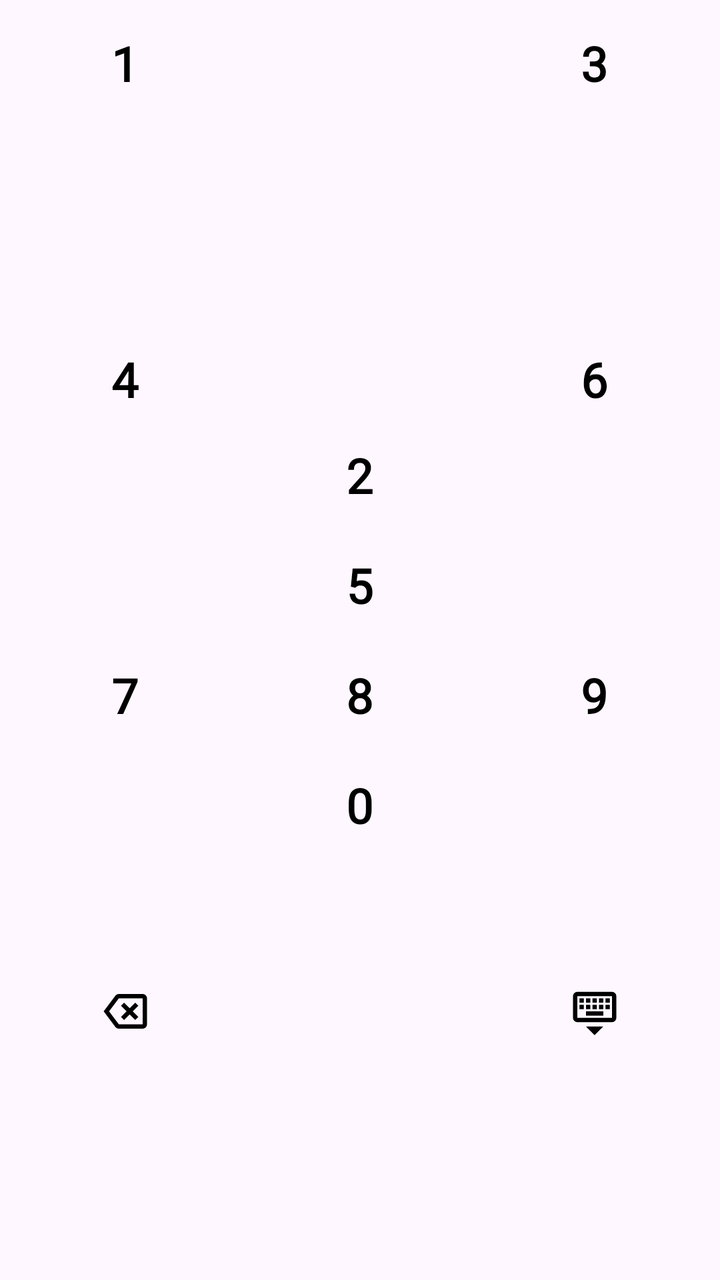
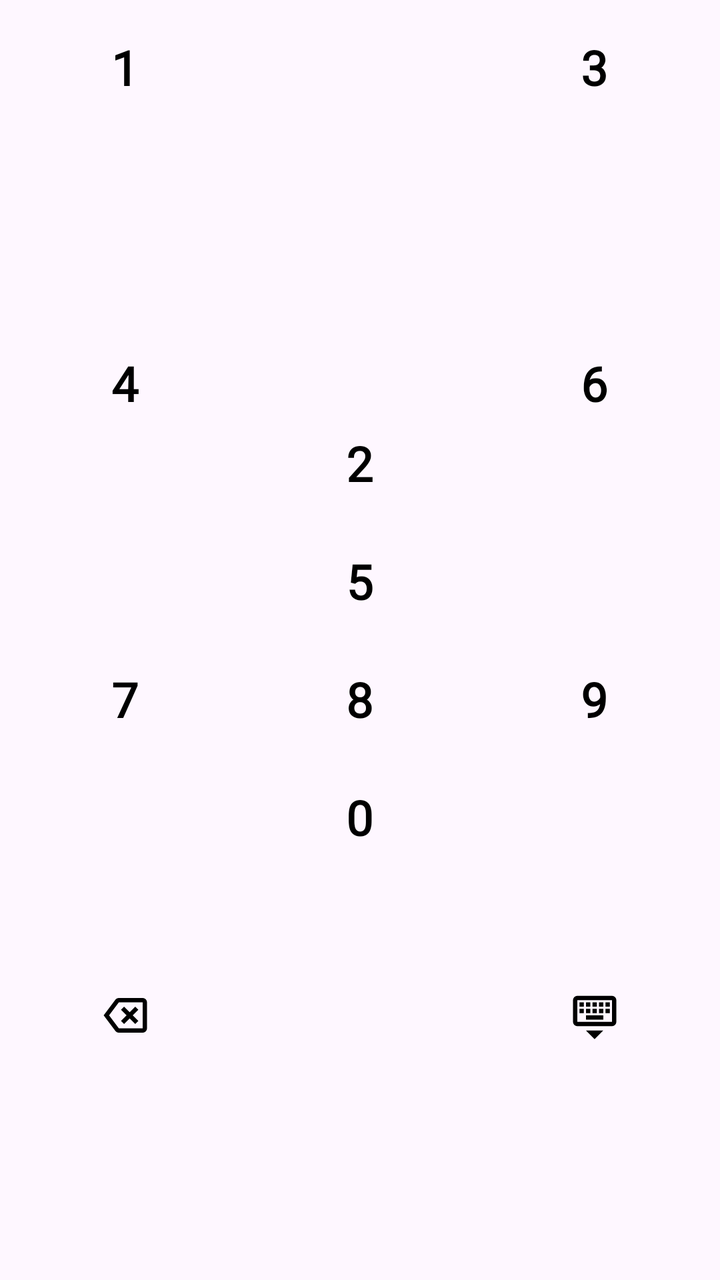

Compare the two renders of this Android layout. The source of the first and the diff that turns it into the second are given below.
<!-- AndroidManifest.xml: application theme Theme.NewMyOffer -->
<!-- res/layout/keyboard_item.xml -->
<?xml version="1.0" encoding="utf-8"?>
<LinearLayout xmlns:android="http://schemas.android.com/apk/res/android"
    xmlns:app="http://schemas.android.com/apk/res-auto"
    android:layout_width="match_parent"
    android:layout_height="wrap_content"
    android:orientation="horizontal"
    android:gravity="center"
    android:weightSum="3"
    android:padding="4dp">

    
    <LinearLayout
        android:gravity="center"
        android:layout_width="0dp"
        android:layout_height="match_parent"
        android:layout_weight="1"
        android:orientation="vertical"
        android:weightSum="4">

        <FrameLayout
            android:layout_width="wrap_content"
            android:layout_height="0dp"
            android:layout_weight="1">

            <Button
                android:id="@+id/btn1"
                style="@style/_keyboard"
                android:padding="@dimen/_3dp"
                android:layout_width="@dimen/_55dp"
                android:layout_height="@dimen/_55dp"
                android:background="@drawable/keyboard_button_ripple_effect"
                android:text="1" />
        </FrameLayout>

        <FrameLayout
            android:layout_width="wrap_content"
            android:layout_height="0dp"
            android:layout_weight="1">

            <Button
                android:id="@+id/btn4"
                android:padding="@dimen/_3dp"
                style="@style/_keyboard"
                android:layout_width="@dimen/_55dp"
                android:layout_height="@dimen/_55dp"
                android:background="@drawable/keyboard_button_ripple_effect"
                android:text="4" />
        </FrameLayout>

        <FrameLayout
            android:layout_width="wrap_content"
            android:layout_height="0dp"
            android:layout_weight="1">

            <Button
                android:id="@+id/btn7"
                android:padding="@dimen/_3dp"
                style="@style/_keyboard"
                android:layout_width="@dimen/_55dp"
                android:layout_height="@dimen/_55dp"
                android:background="@drawable/keyboard_button_ripple_effect"
                android:text="7" />
        </FrameLayout>

        <FrameLayout
            android:layout_width="wrap_content"
            android:layout_height="0dp"
            android:layout_weight="1">

            <ImageButton
                android:padding="@dimen/_3dp"
                android:src="@drawable/backspace_24dp"
                android:id="@+id/btnDelete"
                style="@style/_keyboard"
                android:layout_width="@dimen/_55dp"
                android:layout_height="@dimen/_55dp"
                android:background="@drawable/keyboard_button_ripple_effect"
                android:text="⌫" />
        </FrameLayout>

    </LinearLayout>

    
    <LinearLayout
        android:gravity="center"
        android:layout_width="0dp"
        android:layout_height="wrap_content"
        android:layout_weight="1"
        android:orientation="vertical"
        android:weightSum="4">

        <FrameLayout
            android:layout_width="wrap_content"
            android:layout_height="0dp"
            android:layout_weight="1">

            <Button
                android:id="@+id/btn2"
                style="@style/_keyboard"
                android:layout_width="@dimen/_55dp"
                android:layout_height="@dimen/_55dp"
                android:padding="@dimen/_3dp"
                android:background="@drawable/keyboard_button_ripple_effect"
                android:text="2" />
        </FrameLayout>

        <FrameLayout
            android:layout_width="wrap_content"
            android:layout_height="0dp"
            android:layout_weight="1">

            <Button
                android:id="@+id/btn5"
                style="@style/_keyboard"
                android:padding="@dimen/_3dp"
                android:layout_width="@dimen/_55dp"
                android:layout_height="@dimen/_55dp"
                android:background="@drawable/keyboard_button_ripple_effect"
                android:text="5" />
        </FrameLayout>

        <FrameLayout
            android:layout_width="wrap_content"
            android:layout_height="0dp"
            android:layout_weight="1">

            <Button
                android:id="@+id/btn8"
                android:padding="@dimen/_3dp"
                style="@style/_keyboard"
                android:layout_width="@dimen/_55dp"
                android:layout_height="@dimen/_55dp"
                android:background="@drawable/keyboard_button_ripple_effect"
                android:text="8" />
        </FrameLayout>

        <FrameLayout
            android:layout_width="wrap_content"
            android:layout_height="0dp"
            android:layout_weight="1">

            <Button
                android:id="@+id/btn0"
                style="@style/_keyboard"
                android:padding="@dimen/_3dp"
                android:layout_width="@dimen/_55dp"
                android:layout_height="@dimen/_55dp"
                android:background="@drawable/keyboard_button_ripple_effect"
                android:text="0" />
        </FrameLayout>

    </LinearLayout>

    
    <LinearLayout
        android:gravity="center"
        android:layout_width="0dp"
        android:layout_height="match_parent"
        android:layout_weight="1"
        android:orientation="vertical"
        android:weightSum="4">

        <FrameLayout
            android:layout_width="wrap_content"
            android:layout_height="0dp"
            android:layout_weight="1">

            <Button
                android:id="@+id/btn3"
                style="@style/_keyboard"
                android:padding="@dimen/_3dp"
                android:layout_width="@dimen/_55dp"
                android:layout_height="@dimen/_55dp"
                android:background="@drawable/keyboard_button_ripple_effect"
                android:text="3" />
        </FrameLayout>

        <FrameLayout
            android:layout_width="wrap_content"
            android:layout_height="0dp"
            android:layout_weight="1">

            <Button
                android:id="@+id/btn6"
                style="@style/_keyboard"
                android:layout_width="@dimen/_55dp"
                android:layout_height="@dimen/_55dp"
                android:padding="@dimen/_3dp"
                android:background="@drawable/keyboard_button_ripple_effect"
                android:text="6" />
        </FrameLayout>

        <FrameLayout
            android:layout_width="wrap_content"
            android:layout_height="0dp"
            android:layout_weight="1">

            <Button
                android:id="@+id/btn9"
                style="@style/_keyboard"
                android:padding="@dimen/_3dp"
                android:layout_width="@dimen/_55dp"
                android:layout_height="@dimen/_55dp"
                android:background="@drawable/keyboard_button_ripple_effect"
                android:text="9" />
        </FrameLayout>

        <FrameLayout
            android:layout_width="wrap_content"
            android:layout_height="0dp"
            android:layout_weight="1">

            <ImageButton
                android:id="@+id/btnSubmit"
                style="@style/_keyboard"
                android:layout_width="@dimen/_55dp"
                android:layout_height="@dimen/_55dp"
                android:padding="@dimen/_3dp"
                android:src="@drawable/keyboard_hide_26dp"
                android:background="@drawable/keyboard_button_ripple_effect"
                android:text="✓"
                app:tint="@color/black" />


        </FrameLayout>

    </LinearLayout>

</LinearLayout>
<!-- resources referenced by this layout -->
<resources>
  <color name="black">#FF000000</color>
  <dimen name="_3dp">3.0dp</dimen>
  <dimen name="_55dp">55.0dp</dimen>
  <!-- drawable backspace_24dp (drawable) -->
  <vector xmlns:android="http://schemas.android.com/apk/res/android"
      android:width="26dp"
      android:height="26dp"
      android:viewportWidth="960"
      android:viewportHeight="960">
    <path
        android:pathData="m456,640 l104,-104 104,104 56,-56 -104,-104 104,-104 -56,-56 -104,104 -104,-104 -56,56 104,104 -104,104 56,56ZM360,800q-19,0 -36,-8.5T296,768L80,480l216,-288q11,-15 28,-23.5t36,-8.5h440q33,0 56.5,23.5T880,240v480q0,33 -23.5,56.5T800,800L360,800ZM180,480l180,240h440v-480L360,240L180,480ZM580,480Z"
        android:fillColor="#000000"/>
  </vector>
  <!-- drawable keyboard_button_ripple_effect (drawable) -->
  <?xml version="1.0" encoding="utf-8"?>
  <ripple xmlns:android="http://schemas.android.com/apk/res/android"
      android:color="#80249728">
      <item android:id="@android:id/mask">
  
          <shape android:shape="oval">
              <solid android:color="?attr/colorControlHighlight" />
  
              <corners android:radius="@dimen/_50dp"/>
  
  
          </shape>
      </item>
  </ripple>
  <!-- drawable keyboard_hide_26dp (drawable) -->
  <vector xmlns:android="http://schemas.android.com/apk/res/android"
      android:width="26dp"
      android:height="26dp"
      android:viewportWidth="960"
      android:viewportHeight="960">
    <path
        android:pathData="M480,920 L320,760h320L480,920ZM160,680q-33,0 -56.5,-23.5T80,600v-400q0,-33 23.5,-56.5T160,120h640q33,0 56.5,23.5T880,200v400q0,33 -23.5,56.5T800,680L160,680ZM160,600h640v-400L160,200v400ZM320,560h320v-80L320,480v80ZM200,440h80v-80h-80v80ZM320,440h80v-80h-80v80ZM440,440h80v-80h-80v80ZM560,440h80v-80h-80v80ZM680,440h80v-80h-80v80ZM200,320h80v-80h-80v80ZM320,320h80v-80h-80v80ZM440,320h80v-80h-80v80ZM560,320h80v-80h-80v80ZM680,320h80v-80h-80v80ZM160,600v-400,400Z"
        android:fillColor="#000000"/>
  </vector>
  <style name="_keyboard">
          <item name="android:textSize">@dimen/_24sp</item>
          <item name="android:textStyle">bold</item>
          <item name="android:textColor">@android:color/black</item>
          <item name="android:minHeight">0dp</item>
          <item name="android:fontFamily">@font/bangla_bold</item>
          <item name="android:padding">@dimen/_0dp</item>
          <item name="android:minWidth">0dp</item>
      </style>
  <style name="Theme.NewMyOffer" parent="Base.Theme.NewMyOffer" />
  <dimen name="_50dp">50.0dp</dimen>
  <dimen name="_24sp">24.0sp</dimen>
  <dimen name="_0dp">0dp</dimen>
  <style name="Base.Theme.NewMyOffer" parent="Theme.Material3.DayNight.NoActionBar">
          
           <item name="colorPrimary">@color/primary</item>
           <item name="colorSecondary">@color/primary</item>
      </style>
  <color name="primary">#249728</color>
</resources>

<!-- the commit's change to res/layout/keyboard_item.xml (unified diff, before → after) -->
@@ -20,6 +20,7 @@
         <FrameLayout
             android:layout_width="wrap_content"
             android:layout_height="0dp"
+            android:padding="@dimen/_2dp"
             android:layout_weight="1">
 
             <Button
@@ -35,6 +36,8 @@
         <FrameLayout
             android:layout_width="wrap_content"
             android:layout_height="0dp"
+            android:padding="@dimen/_2dp"
+
             android:layout_weight="1">
 
             <Button
@@ -49,6 +52,7 @@
 
         <FrameLayout
             android:layout_width="wrap_content"
+            android:padding="@dimen/_2dp"
             android:layout_height="0dp"
             android:layout_weight="1">
 
@@ -64,6 +68,7 @@
 
         <FrameLayout
             android:layout_width="wrap_content"
+            android:padding="@dimen/_2dp"
             android:layout_height="0dp"
             android:layout_weight="1">
 
@@ -91,6 +96,7 @@
 
         <FrameLayout
             android:layout_width="wrap_content"
+            android:padding="@dimen/_2dp"
             android:layout_height="0dp"
             android:layout_weight="1">
 
@@ -106,6 +112,7 @@
 
         <FrameLayout
             android:layout_width="wrap_content"
+            android:padding="@dimen/_2dp"
             android:layout_height="0dp"
             android:layout_weight="1">
 
@@ -121,6 +128,7 @@
 
         <FrameLayout
             android:layout_width="wrap_content"
+            android:padding="@dimen/_2dp"
             android:layout_height="0dp"
             android:layout_weight="1">
 
@@ -136,6 +144,7 @@
 
         <FrameLayout
             android:layout_width="wrap_content"
+            android:padding="@dimen/_2dp"
             android:layout_height="0dp"
             android:layout_weight="1">
 
@@ -162,6 +171,7 @@
 
         <FrameLayout
             android:layout_width="wrap_content"
+            android:padding="@dimen/_2dp"
             android:layout_height="0dp"
             android:layout_weight="1">
 
@@ -177,6 +187,7 @@
 
         <FrameLayout
             android:layout_width="wrap_content"
+            android:padding="@dimen/_2dp"
             android:layout_height="0dp"
             android:layout_weight="1">
 
@@ -192,6 +203,7 @@
 
         <FrameLayout
             android:layout_width="wrap_content"
+            android:padding="@dimen/_2dp"
             android:layout_height="0dp"
             android:layout_weight="1">
 
@@ -207,6 +219,7 @@
 
         <FrameLayout
             android:layout_width="wrap_content"
+            android:padding="@dimen/_2dp"
             android:layout_height="0dp"
             android:layout_weight="1">
 
<!-- resource entries referenced after the edit -->
@@ -1,6 +1,7 @@
 <!-- resources referenced by this layout -->
 <resources>
   <color name="black">#FF000000</color>
+  <dimen name="_2dp">2.0dp</dimen>
   <dimen name="_3dp">3.0dp</dimen>
   <dimen name="_55dp">55.0dp</dimen>
   <!-- drawable backspace_24dp (drawable) -->
